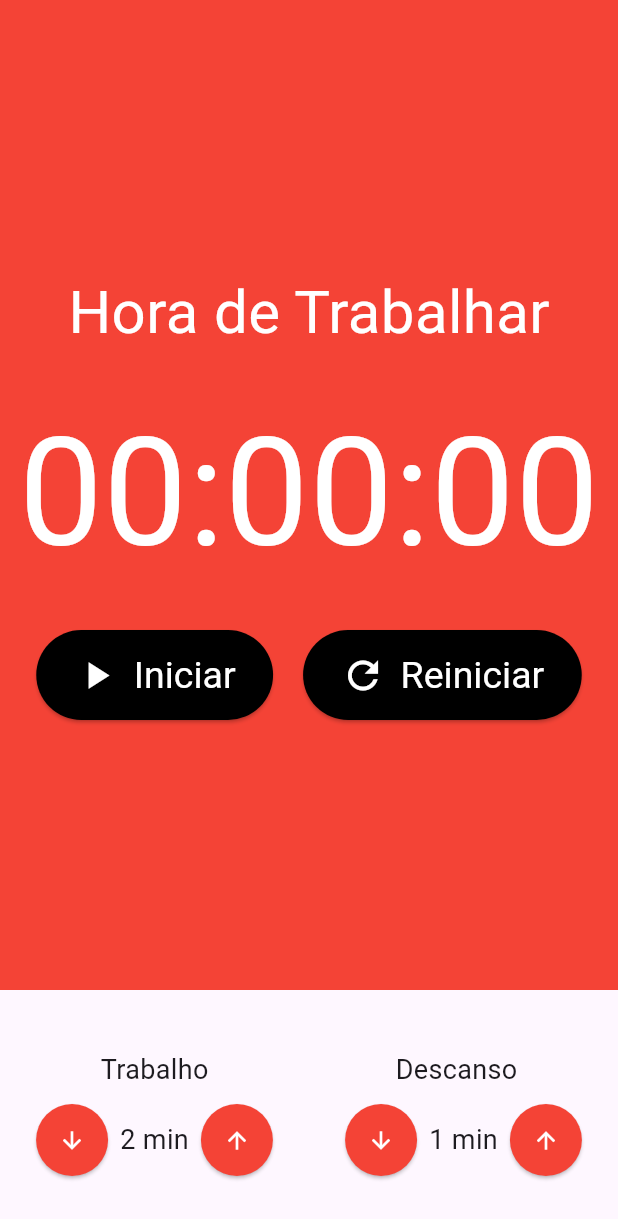
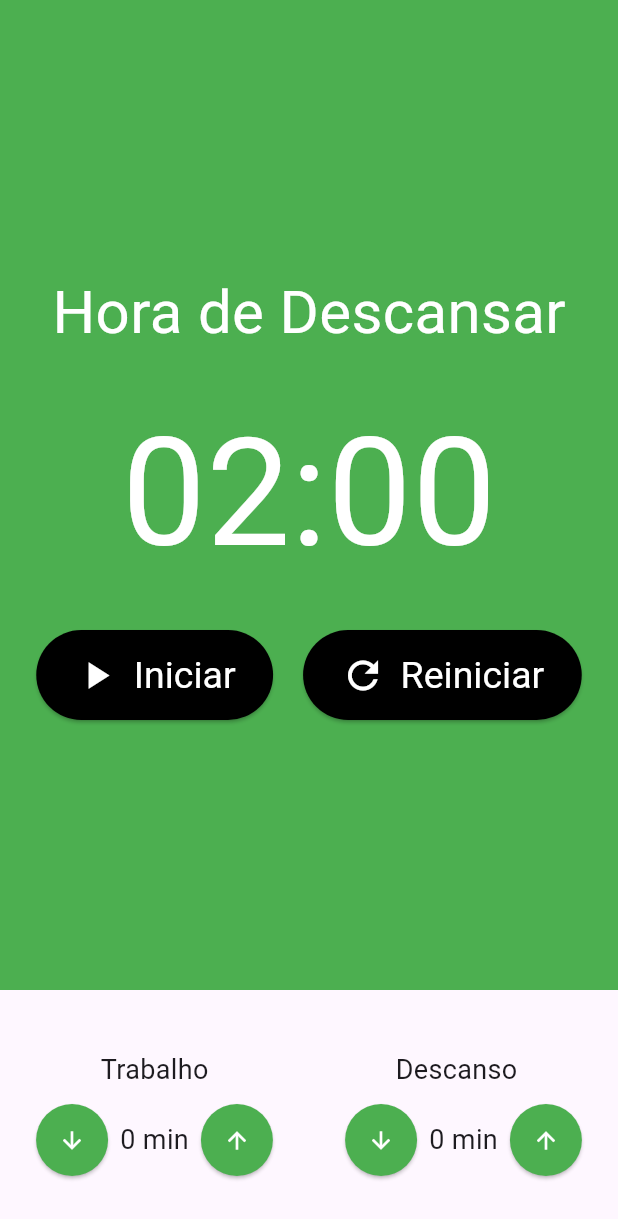
Before and after one commit to absjuniordev/Pomodoro, a Flutter app: the screen it shows after launch, on a phone screen of 412 x 824 dp. Shown: the top 1219 px of the screen. Run offline on Flutter 3.47's test engine with Material 3 defaults, Android fonts, the phone set to English and light mode, and no system bars; our stand-ins replace flutter_mobx, mobx; generated files the repository leaves out were written again.

Commit message:
Pomodoro Store #2 e #3

```diff
--- a/lib/components/cronometro.dart
+++ b/lib/components/cronometro.dart
@@ -1,4 +1,7 @@
 import 'package:flutter/material.dart';
+import 'package:flutter_mobx/flutter_mobx.dart';
+import 'package:pomodoro/store/pomodoro.store.dart';
+import 'package:provider/provider.dart';
 
 import 'cronometro_button.dart';
 
@@ -7,53 +10,61 @@ class Cronometro extends StatelessWidget {
 
   @override
   Widget build(BuildContext context) {
+    final store = Provider.of<PomodoroStore>(context);
     return Container(
-      color: Colors.red,
-      child: const Column(
+      color: store.estaTrabalhando() ? Colors.red : Colors.green,
+      child: Column(
         mainAxisAlignment: MainAxisAlignment.center,
         crossAxisAlignment: CrossAxisAlignment.center,
         children: [
           Text(
-            "Hora de Trabalhar",
-            style: TextStyle(
+            store.estaTrabalhando() ? "Hora de Trabalhar" : "Hora de Descansar",
+            style: const TextStyle(
               fontSize: 40,
               color: Colors.white,
             ),
           ),
-          SizedBox(height: 20),
+          const SizedBox(height: 20),
           Text(
-            "00:00:00",
-            style: TextStyle(
+            "${store.minutos.toString().padLeft(2, '0')}:${store.segundos.toString().padLeft(2, '0')}",
+            style: const TextStyle(
               fontSize: 100,
               color: Colors.white,
             ),
           ),
-          SizedBox(height: 20),
-          Row(
+          const SizedBox(height: 20),
+          Observer(
+            builder: (_) => Row(
               mainAxisAlignment: MainAxisAlignment.center,
               children: [
+                if (!store.iniciado)
                   Padding(
-                padding: EdgeInsets.only(right: 10),
+                    padding: const EdgeInsets.only(right: 10),
                     child: CronometroButton(
+                      click: store.iniciar,
                       texto: "Iniciar",
                       icon: Icons.play_arrow,
                     ),
                   ),
-              // Padding(
-              // padding: EdgeInsets.only(right: 10),
-              //   child: CronometroButton(
-              //     texto: "Parar",
-              //     icon: Icons.stop,
-              //   ),
-              // ),
+                if (store.iniciado)
                   Padding(
-                padding: EdgeInsets.only(left: 10),
+                    padding: const EdgeInsets.only(right: 10),
                     child: CronometroButton(
+                      click: store.parar,
+                      texto: "Parar",
+                      icon: Icons.stop,
+                    ),
+                  ),
+                Padding(
+                  padding: const EdgeInsets.only(left: 10),
+                  child: CronometroButton(
+                    click: store.reinicar,
                     texto: "Reiniciar",
                     icon: Icons.refresh,
                   ),
                 ),
               ],
+            ),
           )
         ],
       ),
--- a/lib/components/cronometro_button.dart
+++ b/lib/components/cronometro_button.dart
@@ -3,7 +3,14 @@ import 'package:flutter/material.dart';
 class CronometroButton extends StatelessWidget {
   final String texto;
   final IconData icon;
-  const CronometroButton({super.key, required this.texto, required this.icon});
+  final void Function()? click;
+
+  const CronometroButton({
+    super.key,
+    required this.texto,
+    required this.icon,
+    this.click,
+  });
 
   @override
   Widget build(BuildContext context) {
--- a/lib/components/entrada_tempo.dart
+++ b/lib/components/entrada_tempo.dart
@@ -1,5 +1,6 @@
-// ignore_for_file: public_member_api_docs, sort_constructors_first
 import 'package:flutter/material.dart';
+import 'package:pomodoro/store/pomodoro.store.dart';
+import 'package:provider/provider.dart';
 
 class EntradaTempo extends StatelessWidget {
   final String titulo;
@@ -17,6 +18,8 @@ class EntradaTempo extends StatelessWidget {
 
   @override
   Widget build(BuildContext context) {
+    final store = Provider.of<PomodoroStore>(context);
+
     return Column(
       crossAxisAlignment: CrossAxisAlignment.center,
       children: [
@@ -31,9 +34,11 @@ class EntradaTempo extends StatelessWidget {
             ElevatedButton(
               onPressed: dec,
               style: ElevatedButton.styleFrom(
-                  shape: const CircleBorder(),
-                  padding: const EdgeInsets.all(15),
-                  backgroundColor: Colors.red),
+                shape: const CircleBorder(),
+                padding: const EdgeInsets.all(15),
+                backgroundColor:
+                    store.estaTrabalhando() ? Colors.red : Colors.green,
+              ),
               child: const Icon(
                 Icons.arrow_downward,
                 color: Colors.white,
@@ -46,9 +51,11 @@ class EntradaTempo extends StatelessWidget {
             ElevatedButton(
               onPressed: inc,
               style: ElevatedButton.styleFrom(
-                  shape: const CircleBorder(),
-                  padding: const EdgeInsets.all(15),
-                  backgroundColor: Colors.red),
+                shape: const CircleBorder(),
+                padding: const EdgeInsets.all(15),
+                backgroundColor:
+                    store.estaTrabalhando() ? Colors.red : Colors.green,
+              ),
               child: const Icon(
                 Icons.arrow_upward,
                 color: Colors.white,
```
Also changed, not shown: lib/store/pomodoro.store.dart (+50 -4 lines), lib/store/pomodoro.store.g.dart. Lines whose indentation alone changed are shown as unchanged.
